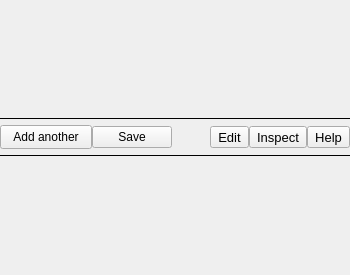
o3de/o3de, file Code/Tools/SceneAPI/SceneUI/SceneWidgets/ManifestWidgetPage.ui: the form before one commit.
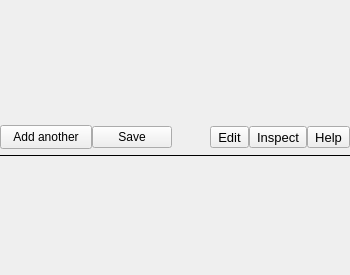
The form after the commit.

What changed in the file:
```diff
--- a/Code/Tools/SceneAPI/SceneUI/SceneWidgets/ManifestWidgetPage.ui
+++ b/Code/Tools/SceneAPI/SceneUI/SceneWidgets/ManifestWidgetPage.ui
@@ -41,7 +41,7 @@
       </sizepolicy>
      </property>
      <property name="styleSheet">
-      <string notr="true">QFrame {border-top: 1px solid #000000; padding-top: 6px; border-bottom: 1px solid #000000; padding-bottom: 6px}</string>
+      <string notr="true">QFrame {border-top: 1px transparent; padding-top: 6px; border-bottom: 1px solid #000000; padding-bottom: 6px}</string>
      </property>
      <property name="frameShape">
       <enum>QFrame::NoFrame</enum>
```
